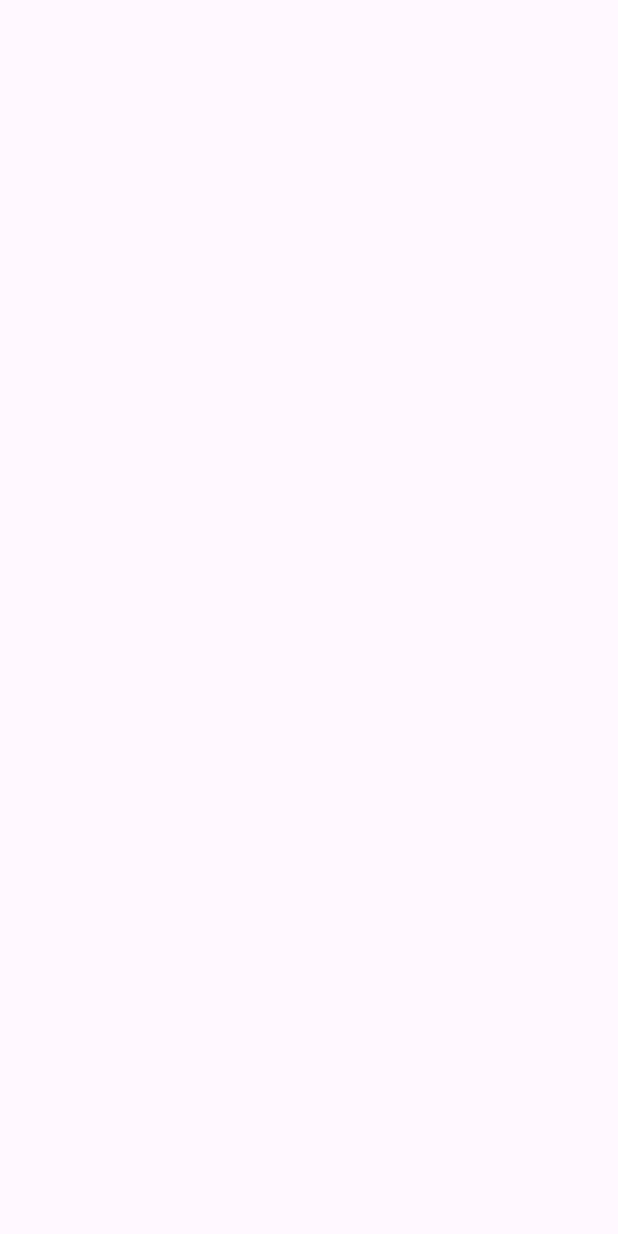
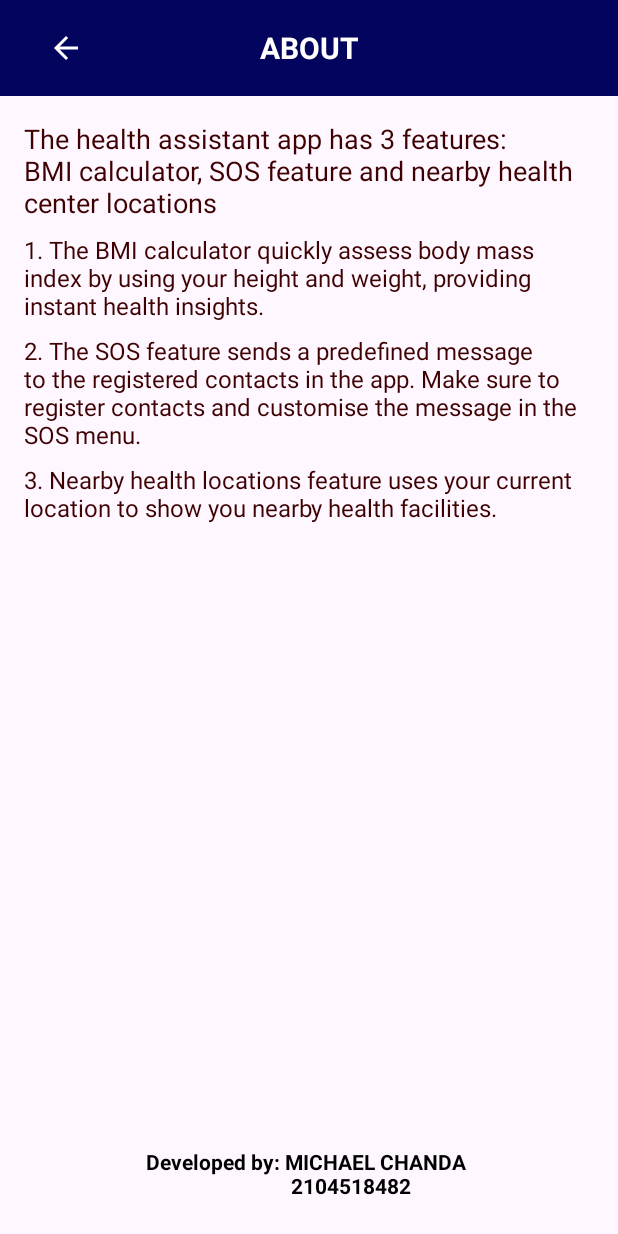
Before and after one commit to Mutale-Chanda/HealthAssistantApp, an Android app: the AboutActivity screen opened directly, with no data from a screen before it, on a phone screen of 412 x 824 dp. Before the commit the screen is empty. Run offline under Robolectric (Android 15) with nearby library versions, the phone set to English and light mode, and no system bars.

Commit message:
added splash screen and about view

```diff
--- a/app/src/main/AndroidManifest.xml
+++ b/app/src/main/AndroidManifest.xml
@@ -21,7 +21,8 @@
         tools:targetApi="31">
         <activity
             android:name=".AboutActivity"
-            android:exported="false" />
+            android:exported="false"
+            android:screenOrientation="sensorPortrait"/>
         <activity
             android:name=".DeleteContactsActivity"
             android:exported="false"
--- a/app/src/main/java/com/example/healthassistantapp/AboutActivity.java
+++ b/app/src/main/java/com/example/healthassistantapp/AboutActivity.java
@@ -1,14 +1,36 @@
 package com.example.healthassistantapp;
 
+import androidx.appcompat.app.ActionBar;
 import androidx.appcompat.app.AppCompatActivity;
+import androidx.appcompat.widget.Toolbar;
 
 import android.os.Bundle;
+import android.widget.TextView;
 
 public class AboutActivity extends AppCompatActivity {
+
+    Toolbar toolbar;
+    ActionBar actionBar;
+    TextView toolbarTitle;
 
     @Override
     protected void onCreate(Bundle savedInstanceState) {
         super.onCreate(savedInstanceState);
         setContentView(R.layout.activity_about);
+
+        toolbar = findViewById(R.id.about_toolbar);
+        configActionBar("ABOUT");
+    }
+
+    public void configActionBar(String title) {
+        setSupportActionBar(toolbar);
+        actionBar = getSupportActionBar();
+
+        if (actionBar != null) {
+            actionBar.setDisplayShowTitleEnabled(false);
+            toolbarTitle = findViewById(R.id.toolBarTitle);
+            toolbarTitle.setText(title);
+        }
+        findViewById(R.id.back_btn).setOnClickListener(view -> onBackPressed());
     }
 }
--- a/app/src/main/java/com/example/healthassistantapp/BMICalculatorActivity.java
+++ b/app/src/main/java/com/example/healthassistantapp/BMICalculatorActivity.java
@@ -71,6 +71,7 @@ public class BMICalculatorActivity extends AppCompatActivity {
     }
 
     public float calculateBMI(float height, float weight){
+        //calculate BMI and round it to 2 decimal places
         float bmi = weight / (height * height);
         float rounded = Math.round(bmi * 10);
         return rounded / 10;
--- a/app/src/main/java/com/example/healthassistantapp/DeleteContactsActivity.java
+++ b/app/src/main/java/com/example/healthassistantapp/DeleteContactsActivity.java
@@ -40,6 +40,7 @@ public class DeleteContactsActivity extends AppCompatActivity {
     }
 
     private void loadContacts() {
+        //load contacts into the recycler view from the database
         deleteContactAdaptor = new DeleteContactAdaptor(this, db.getAllContacts(), emptyText, emptyImg);
         deleteContactsRV.setAdapter(deleteContactAdaptor);
     }
@@ -51,6 +52,7 @@ public class DeleteContactsActivity extends AppCompatActivity {
     }
 
     private void toggleIconVisibility(){
+        //toggle empty drawer icon into view when contact list is empty
         if(db.getContactsCount() == 0){
             emptyImg.setVisibility(View.VISIBLE);
             emptyText.setVisibility(View.VISIBLE);
--- a/app/src/main/java/com/example/healthassistantapp/MainActivity.java
+++ b/app/src/main/java/com/example/healthassistantapp/MainActivity.java
@@ -34,6 +34,7 @@ public class MainActivity extends AppCompatActivity {
         BMI_opt.setOnClickListener(new View.OnClickListener() {
             @Override
             public void onClick(View view) {
+                //navigate to the BMICalculator page(view)
                 startActivity(new Intent(MainActivity.this, BMICalculatorActivity.class));
             }
         });
@@ -41,6 +42,7 @@ public class MainActivity extends AppCompatActivity {
         healthFacilities_opt.setOnClickListener(new View.OnClickListener() {
             @Override
             public void onClick(View view) {
+                //just shows toast message due to technical issues activating the google api to show the map.
                 Toast.makeText(getApplicationContext(),"coming soon.", Toast.LENGTH_SHORT).show();
             }
         });
--- a/app/src/main/java/com/example/healthassistantapp/SOSMessageActivity.java
+++ b/app/src/main/java/com/example/healthassistantapp/SOSMessageActivity.java
@@ -63,7 +63,6 @@ public class SOSMessageActivity extends AppCompatActivity {
     }
 
     private void statusBasedToast(boolean isUpdated){
-        // status code 1 means success
         if(isUpdated){
             Toast.makeText(SOSMessageActivity.this, "Message updated successfully.", Toast.LENGTH_SHORT).show();
         }else{
--- a/app/src/main/java/com/example/healthassistantapp/SplashActivity.java
+++ b/app/src/main/java/com/example/healthassistantapp/SplashActivity.java
@@ -7,6 +7,8 @@ import android.os.Bundle;
 import android.os.Handler;
 
 public class SplashActivity extends AppCompatActivity {
+
+    public static final int SPLASH_SCREEN_TIME_OUT = 3000;
 
     @Override
     protected void onCreate(Bundle savedInstanceState) {
@@ -20,6 +22,6 @@ public class SplashActivity extends AppCompatActivity {
                 startActivity(intent);
                 finish();
             }
-        },3000);
+        },SPLASH_SCREEN_TIME_OUT);
     }
 }
--- a/app/src/main/res/layout/activity_about.xml
+++ b/app/src/main/res/layout/activity_about.xml
@@ -1,9 +1,92 @@
 <?xml version="1.0" encoding="utf-8"?>
-<androidx.constraintlayout.widget.ConstraintLayout xmlns:android="http://schemas.android.com/apk/res/android"
-    xmlns:app="http://schemas.android.com/apk/res-auto"
+<RelativeLayout xmlns:android="http://schemas.android.com/apk/res/android"
     xmlns:tools="http://schemas.android.com/tools"
     android:layout_width="match_parent"
     android:layout_height="match_parent"
     tools:context=".AboutActivity">
 
-</androidx.constraintlayout.widget.ConstraintLayout>
+    <androidx.appcompat.widget.Toolbar
+        android:id="@+id/about_toolbar"
+        android:layout_width="match_parent"
+        android:layout_height="?attr/actionBarSize"
+        android:background="?attr/colorPrimary"
+        android:elevation="8dp">
+
+        <ImageView
+            android:id="@+id/back_btn"
+            android:layout_width="wrap_content"
+            android:layout_height="wrap_content"
+            android:layout_gravity="start"
+            android:background="?android:attr/selectableItemBackground"
+            android:contentDescription="@string/back_arrow_button"
+            android:paddingHorizontal="16dp"
+            android:src="@drawable/icon_back" />
+
+        <TextView
+            android:id="@+id/toolBarTitle"
+            android:layout_width="wrap_content"
+            android:layout_height="wrap_content"
+            android:layout_gravity="center"
+            android:text="@string/app_name"
+            android:textAllCaps="true"
+            android:textColor="@color/white"
+            android:textSize="20sp"
+            android:textStyle="bold" />
+    </androidx.appcompat.widget.Toolbar>
+
+    <LinearLayout
+        android:layout_width="match_parent"
+        android:layout_height="wrap_content"
+        android:layout_below="@+id/about_toolbar"
+        android:layout_marginHorizontal="16dp"
+        android:layout_marginTop="16dp"
+        android:orientation="vertical">
+
+        <TextView
+            android:layout_width="wrap_content"
+            android:layout_height="wrap_content"
+            android:text="The health assistant app has 3 features: \nBMI calculator, SOS feature and nearby health center locations"
+            android:textColor="@color/info"
+            android:textSize="18sp" />
+
+        <TextView
+            android:layout_width="wrap_content"
+            android:layout_height="wrap_content"
+            android:layout_marginTop="8dp"
+            android:text="1. The BMI calculator quickly assess body mass index by using your height and weight, providing instant health insights."
+            android:textColor="@color/info"
+            android:textSize="16sp" />
+
+        <TextView
+            android:layout_width="wrap_content"
+            android:layout_height="wrap_content"
+            android:layout_marginTop="8dp"
+            android:text="2. The SOS feature sends a predefined message to the registered contacts in the app. Make sure to register contacts and customise the message in the SOS menu."
+            android:textColor="@color/info"
+            android:textSize="16sp" />
+
+        <TextView
+            android:layout_width="wrap_content"
+            android:layout_height="wrap_content"
+            android:layout_marginTop="8dp"
+            android:text="3. Nearby health locations feature uses your current location to show you nearby health facilities."
+            android:textColor="@color/info"
+            android:textSize="16sp" />
+
+    </LinearLayout>
+
+    <TextView
+        android:layout_width="wrap_content"
+        android:layout_height="wrap_content"
+        android:layout_alignParentBottom="true"
+        android:layout_centerHorizontal="true"
+        android:layout_marginHorizontal="16dp"
+        android:layout_marginVertical="24dp"
+        android:layout_marginTop="8dp"
+        android:text="Developed by: MICHAEL CHANDA \n\t             2104518482"
+        android:textAlignment="center"
+        android:textColor="@color/black"
+        android:textSize="14sp"
+        android:textStyle="bold" />
+
+</RelativeLayout>
```
